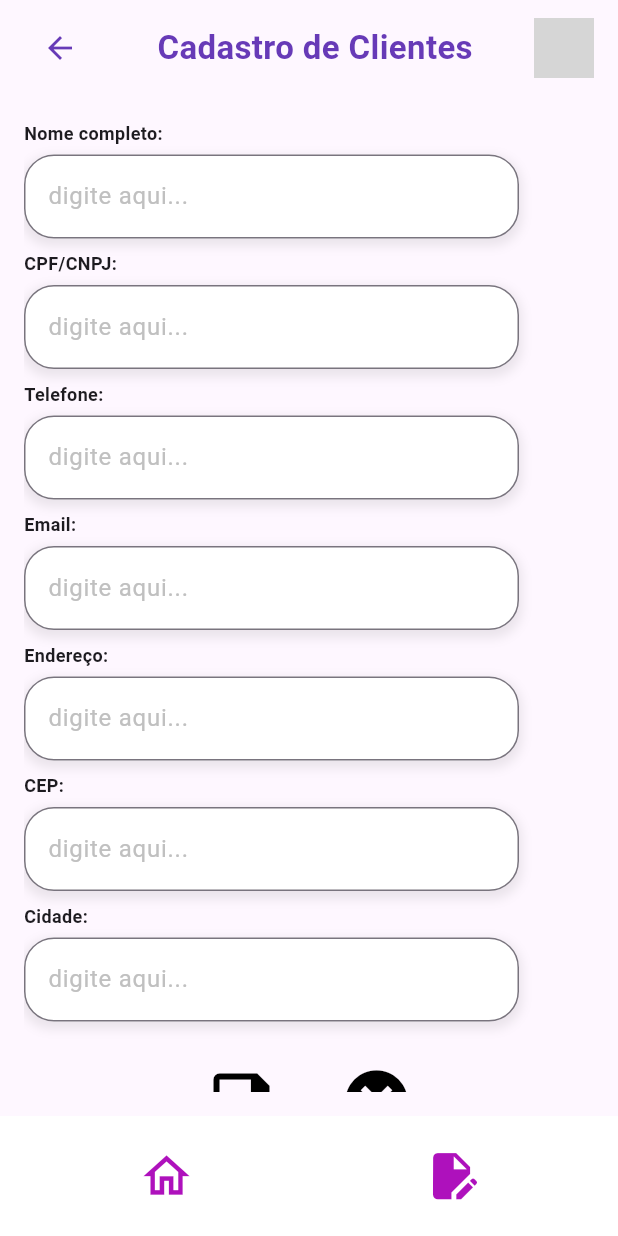
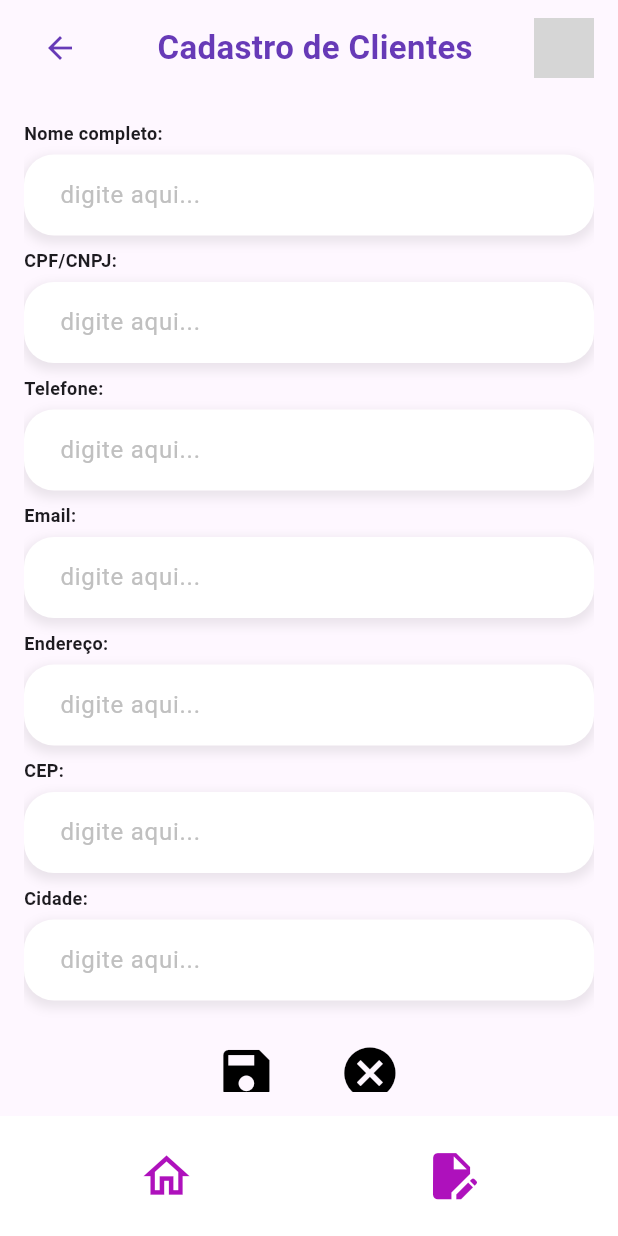
Before and after one commit to josiasgomes/projetofinalflutter, a Flutter app: the CadastroClientes screen opened directly, on a phone screen of 412 x 824 dp. Run offline on Flutter 3.47's test engine with Material 3 defaults, Android fonts, the phone set to English and light mode, and no system bars; our stand-ins replace firebase_auth, firebase_core; accounts and stored records are empty; network calls fail; grey boxes are pictures that could not be loaded.

Commit message:
cadastro clientes responsivo.

```diff
--- a/lib/widget/campo_label.dart
+++ b/lib/widget/campo_label.dart
@@ -1,20 +1,20 @@
-// lib/campo_texto_personalizado.dart
 import 'package:flutter/material.dart';
 
 class CampoLabel extends StatelessWidget {
   final String label;
   final String placeholder;
-  final TextEditingController? controller; // Controlador adicionado
+  final TextEditingController? controller;
 
   const CampoLabel({
     Key? key,
     required this.label,
     required this.placeholder,
-    this.controller, // Construtor atualizado
+    this.controller,
   }) : super(key: key);
 
   @override
   Widget build(BuildContext context) {
+    // Usamos Column, que por padrão, tenta ocupar a largura máxima disponível
     return Column(
       crossAxisAlignment: CrossAxisAlignment.start, // Alinha o texto à esquerda
       children: [
@@ -27,9 +27,11 @@ class CampoLabel extends StatelessWidget {
           ),
         ),
         const SizedBox(height: 6),
+        // Removida a largura fixa (width: 330)
+        // O Container agora se expande para a largura total do seu pai
         Container(
-          width: 330,
-          //height: 50,
+          //width: 330, <-- REMOVIDO PARA RESPONSIVIDADE
+          //height: 50, <-- Removido também, pois o TextField ajusta a altura
           decoration: BoxDecoration(
             color: const Color(0xffFFFFFF),
             borderRadius: BorderRadius.circular(20.0),
@@ -43,13 +45,21 @@ class CampoLabel extends StatelessWidget {
             ],
           ),
           child: TextField(
-            controller: controller, // Controlador atribuído ao campo de texto
+            controller: controller,
+            // Adicionado padding interno ao TextField para melhor espaçamento do texto
             decoration: InputDecoration(
+              contentPadding: const EdgeInsets.symmetric(vertical: 15.0, horizontal: 20.0),
               border: OutlineInputBorder(
                 borderRadius: BorderRadius.circular(20.0),
+                // Para remover a linha padrão do OutlineInputBorder, pode-se usar borderSide: BorderSide.none
+                borderSide: BorderSide.none, // O Sombra do Container substitui a borda
               ),
-              labelText: placeholder,
-              labelStyle: const TextStyle(color: Color(0xffC0C0C0)),
+              // Alterado de labelText para hintText, pois labelText geralmente aparece acima
+              // ou com animação quando o campo é focado. hintText é um placeholder estático.
+              hintText: placeholder,
+              hintStyle: const TextStyle(color: Color(0xffC0C0C0)),
+              filled: true,
+              fillColor: Colors.transparent, // Já que a cor de fundo está no Container
             ),
           ),
         ),
--- a/lib/widget/linha_icones.dart
+++ b/lib/widget/linha_icones.dart
@@ -3,29 +3,49 @@ import 'package:flutter/material.dart';
 class LinhaIcones extends StatelessWidget {
   final String label;
   final IconData icon;
+  final VoidCallback? onPressed; // Adicionado para tornar o botão funcional
 
   const LinhaIcones({
     Key? key,
     required this.label,
     required this.icon,
+    this.onPressed, // Opcional, mas recomendado para botões
   }) : super(key: key);
 
   @override
   Widget build(BuildContext context) {
+    // 1. Obter a largura total da tela (do MediaQuery)
+    final double screenWidth = MediaQuery.of(context).size.width;
+
+    // 2. Definir tamanhos responsivos:
+    // Exemplo: 10% da largura da tela para o tamanho do ícone, com limites
+    double responsiveIconSize = screenWidth * 0.10;
+
+    // Garantir um tamanho mínimo e máximo para o ícone
+    // (Ex: Mínimo 40, Máximo 60)
+    responsiveIconSize = responsiveIconSize.clamp(40.0, 60.0);
+
+    // Exemplo: Tamanho da fonte adaptável, com limite mínimo de 12
+    double responsiveFontSize = screenWidth * 0.035;
+    responsiveFontSize = responsiveFontSize.clamp(12.0, 16.0);
+
     return Column(
+      mainAxisSize: MainAxisSize.min, // Ocupa o mínimo de espaço na Column
       children: [
         IconButton(
           icon: Icon(icon),
           color: const Color(0xff000000),
-          iconSize: 50,
-          onPressed: () {
-            // Lógica do ícone quando pressionado
+          // Usando o tamanho responsivo
+          iconSize: responsiveIconSize,
+          onPressed: onPressed ?? () {
+            // Lógica Padrão/Vazia
           },
         ),
         Text(
           label,
-          style: const TextStyle(
-            fontSize: 12,
+          style: TextStyle(
+            // Usando o tamanho responsivo
+            fontSize: responsiveFontSize,
             fontWeight: FontWeight.bold,
             fontFamily: 'Roboto',
           ),
```
